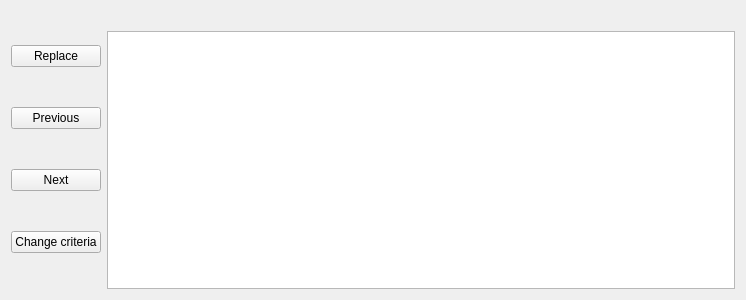
Old version of the form plugins/grepview/grepoutputview.ui in the repository KDE/kdevelop.
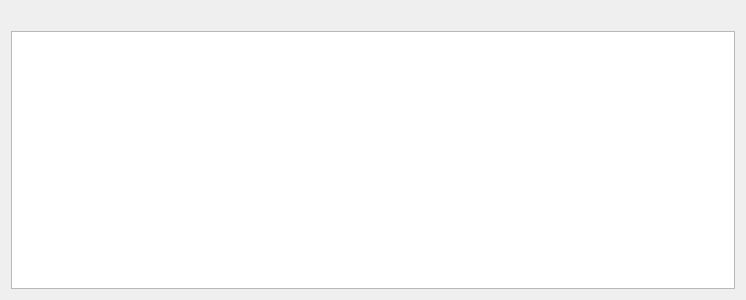
New version of the form.

Commit message: Replace the four buttons by actions inside a toolbar Change the icon of the toolview + some reformating

Diff of the .ui file:
```diff
--- a/plugins/grepview/grepoutputview.ui
+++ b/plugins/grepview/grepoutputview.ui
@@ -15,42 +15,8 @@
   </property>
   <layout class="QGridLayout" name="gridLayout">
    <item row="0" column="0">
-    <layout class="QHBoxLayout" name="horizontalLayout">
-     <item>
       <layout class="QVBoxLayout" name="verticalLayout">
        <item>
-        <widget class="QPushButton" name="replaceButton">
-         <property name="text">
-          <string>Replace</string>
-         </property>
-        </widget>
-       </item>
-       <item>
-        <widget class="QPushButton" name="previousButton">
-         <property name="text">
-          <string>Previous</string>
-         </property>
-        </widget>
-       </item>
-       <item>
-        <widget class="QPushButton" name="nextButton">
-         <property name="text">
-          <string>Next</string>
-         </property>
-        </widget>
-       </item>
-       <item>
-        <widget class="QPushButton" name="changeButton">
-         <property name="text">
-          <string>Change criteria</string>
-         </property>
-        </widget>
-       </item>
-      </layout>
-     </item>
-     <item>
-      <layout class="QVBoxLayout" name="verticalLayout_2">
-       <item>
         <widget class="QLabel" name="messageLabel">
          <property name="text">
           <string/>
@@ -63,8 +29,6 @@
       </layout>
      </item>
     </layout>
-   </item>
-  </layout>
  </widget>
  <tabstops>
   <tabstop>replaceButton</tabstop>
```
Left out of the diff: 6 changed lines with no effect on the pictures. Lines whose indentation alone changed are shown as unchanged. The commit also changes 1 other file.
